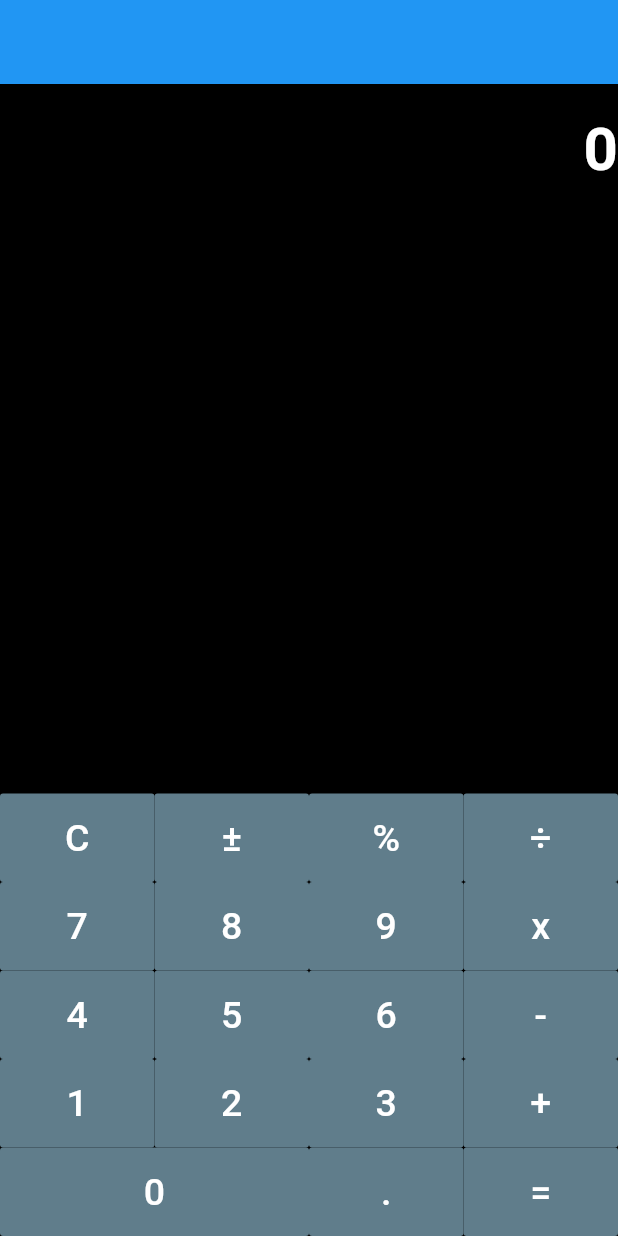
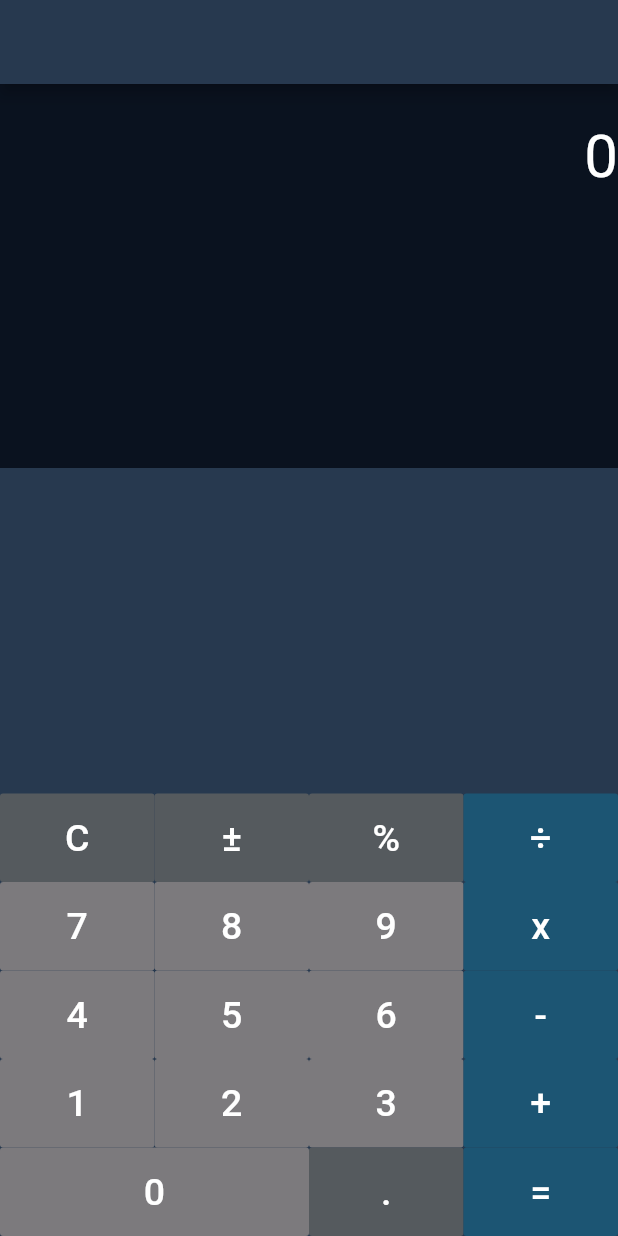
Before and after one commit to Dinesh41/CalculatorAppFlutter, a Flutter app: the screen it shows after launch, on a phone screen of 412 x 824 dp. Run offline on Flutter 3.47's test engine with Material 2 defaults, Android fonts, the phone set to English and light mode, and no system bars.

Commit message:
UI updated

```diff
--- a/calculator/lib/main.dart
+++ b/calculator/lib/main.dart
@@ -1,4 +1,13 @@
+import 'package:flutter/cupertino.dart';
 import 'package:flutter/material.dart';
+
+/*
+#1f3147 -Bg Color 39 57 69
+#817f82 -Bg 1 12,22,37
+#5f6867 -Button Bg 1 83 ,91 ,94
+#5f6867 -Button Bg 2 28 ,85 ,115
+#817f82 -Button Bg 3 124 ,122 ,125
+*/
 
 void main() => runApp(MyApp());
 
@@ -7,6 +16,7 @@ class MyApp extends StatelessWidget {
   @override
   Widget build(BuildContext context) {
     return MaterialApp(
+      theme: ThemeData(primaryColor: Color.fromRGBO(39, 57, 79, 1)),
       home: MyHomePage(),
     );
   }
@@ -85,9 +95,6 @@ class _MyHomePageState extends State<MyHomePage> {
         }
         output += buttonText;
     }
-    setState(() {
-      //To refresh the widget
-    });
   }
 
   double getCalculatedOutput() {
@@ -117,7 +124,7 @@ class _MyHomePageState extends State<MyHomePage> {
     }
   }
 
-  Widget createButton(buttonText, int flex) {
+  Widget createButton(buttonText, int flex, Color buttonColor) {
     return Expanded(
       flex: flex,
       child: FlatButton(
@@ -126,8 +133,12 @@ class _MyHomePageState extends State<MyHomePage> {
           buttonText,
           style: TextStyle(fontSize: 25),
         ),
-        onPressed: () => onButtonPressed(buttonText),
-        color: Colors.blueGrey,
+        onPressed: () {
+          setState(() {
+            onButtonPressed(buttonText);
+          });
+        },
+        color: buttonColor,
         textColor: Colors.white,
       ),
     );
@@ -137,69 +148,76 @@ class _MyHomePageState extends State<MyHomePage> {
   Widget build(BuildContext context) {
     return Scaffold(
       appBar: AppBar(),
-      backgroundColor: Colors.black,
+      backgroundColor: Color.fromRGBO(39, 57, 79, 1),
       body: Container(
         width: double.infinity,
         child: Column(
           children: <Widget>[
-            Container(
+            Expanded(
+              flex: 1,
+              child: Container(
+                color: Color.fromRGBO(10, 18, 31, 1),
+                padding: EdgeInsets.fromLTRB(0, 25, 0, 0),
                 width: double.infinity,
-              margin: EdgeInsets.fromLTRB(0, 20, 0, 0),
+                child: Align(
+                  alignment: Alignment.topRight,
                   child: Text(
                     output,
-                textAlign: TextAlign.right,
                     style: TextStyle(
                         color: Colors.white,
-                    fontWeight: FontWeight.bold,
+                        fontWeight: FontWeight.normal,
                         fontSize: 40),
                   ),
                 ),
+              ),
+            ),
             Expanded(
-              child: Divider(),
-            ),
-            Column(
-              mainAxisAlignment: MainAxisAlignment.spaceBetween,
+              flex: 2,
+              child: Column(
+                crossAxisAlignment: CrossAxisAlignment.center,
+                mainAxisAlignment: MainAxisAlignment.end,
                 children: <Widget>[
                   Row(
                     children: <Widget>[
-                    createButton('C', 1),
-                    createButton('±', 1),
-                    createButton('%', 1),
-                    createButton('÷', 1)
+                      createButton('C', 1, Color.fromRGBO(85, 90, 94, 1)),
+                      createButton('±', 1, Color.fromRGBO(85, 90, 94, 1)),
+                      createButton('%', 1, Color.fromRGBO(85, 90, 94, 1)),
+                      createButton('÷', 1, Color.fromRGBO(28, 85, 115, 1))
                     ],
                   ),
                   Row(
                     children: <Widget>[
-                    createButton('7', 1),
-                    createButton('8', 1),
-                    createButton('9', 1),
-                    createButton('x', 1)
+                      createButton('7', 1, Color.fromRGBO(124, 122, 125, 1)),
+                      createButton('8', 1, Color.fromRGBO(124, 122, 125, 1)),
+                      createButton('9', 1, Color.fromRGBO(124, 122, 125, 1)),
+                      createButton('x', 1, Color.fromRGBO(28, 85, 115, 1))
                     ],
                   ),
                   Row(
                     children: <Widget>[
-                    createButton('4', 1),
-                    createButton('5', 1),
-                    createButton('6', 1),
-                    createButton('-', 1)
+                      createButton('4', 1, Color.fromRGBO(124, 122, 125, 1)),
+                      createButton('5', 1, Color.fromRGBO(124, 122, 125, 1)),
+                      createButton('6', 1, Color.fromRGBO(124, 122, 125, 1)),
+                      createButton('-', 1, Color.fromRGBO(28, 85, 115, 1))
                     ],
                   ),
                   Row(
                     children: <Widget>[
-                    createButton('1', 1),
-                    createButton('2', 1),
-                    createButton('3', 1),
-                    createButton('+', 1)
+                      createButton('1', 1, Color.fromRGBO(124, 122, 125, 1)),
+                      createButton('2', 1, Color.fromRGBO(124, 122, 125, 1)),
+                      createButton('3', 1, Color.fromRGBO(124, 122, 125, 1)),
+                      createButton('+', 1, Color.fromRGBO(28, 85, 115, 1))
                     ],
                   ),
                   Row(
                     children: <Widget>[
-                    createButton('0', 2),
-                    createButton('.', 1),
-                    createButton('=', 1),
+                      createButton('0', 2, Color.fromRGBO(124, 122, 125, 1)),
+                      createButton('.', 1, Color.fromRGBO(85, 90, 94, 1)),
+                      createButton('=', 1, Color.fromRGBO(28, 85, 115, 1)),
                     ],
                   ),
                 ],
+              ),
             )
           ],
         ),
```
Lines whose indentation alone changed are shown as unchanged.
